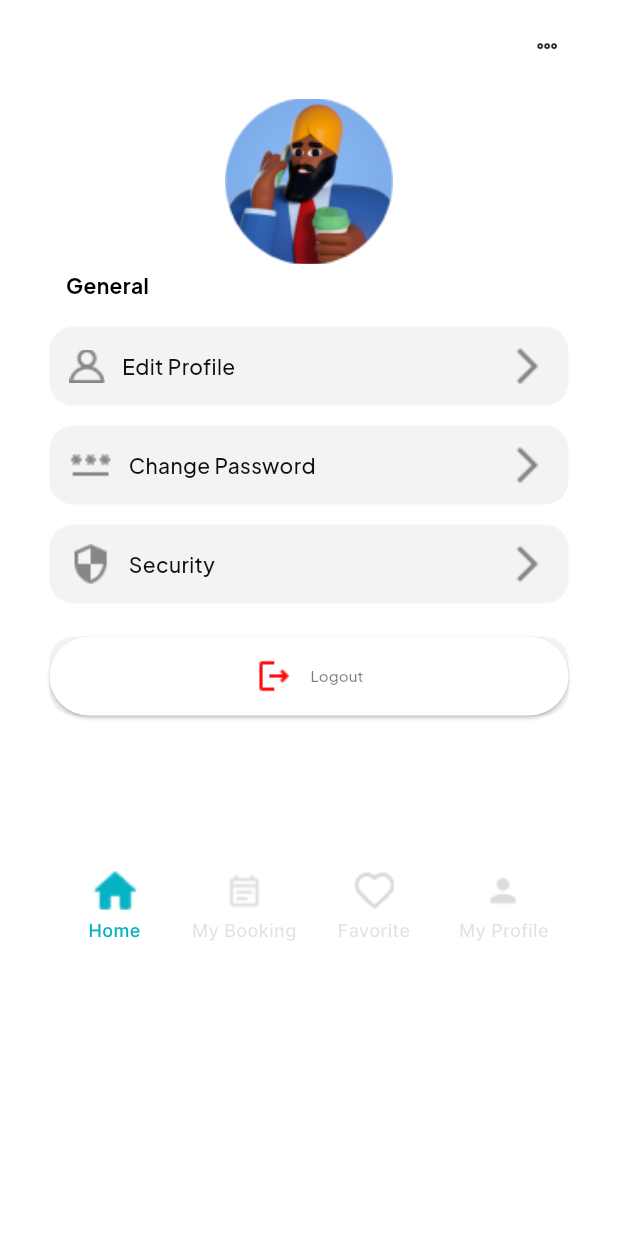
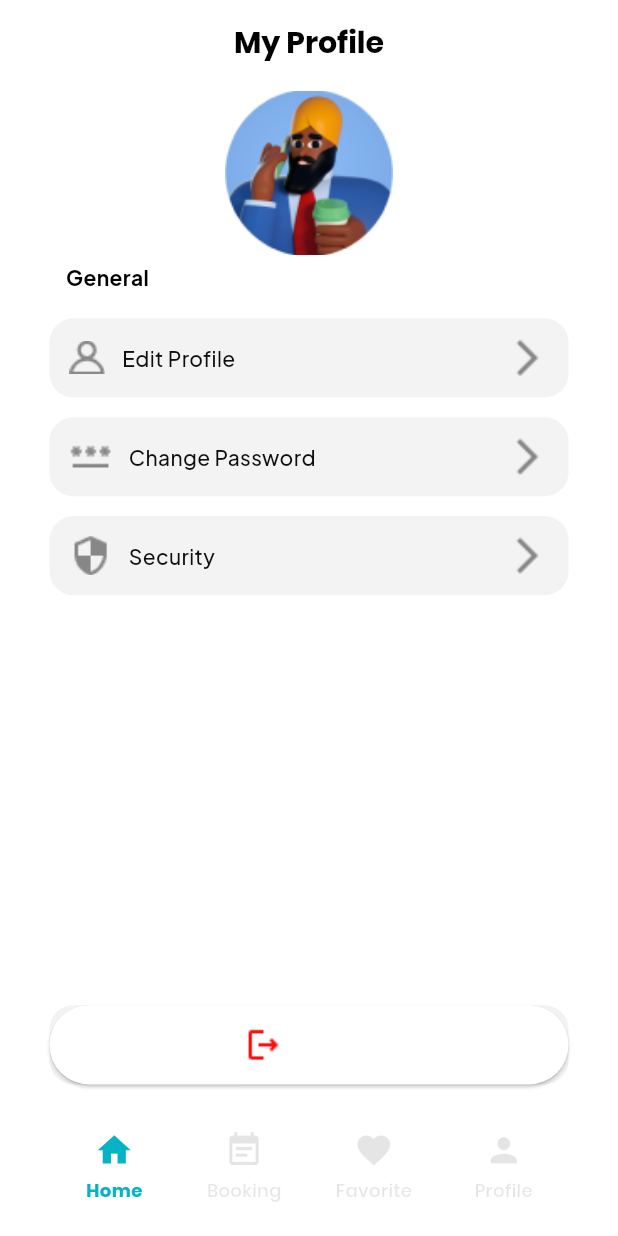
Before and after one commit to CoderGaming-1/hotelsbooking, a Flutter app: the MyprofilePage screen opened by its route, on a phone screen of 412 x 824 dp. Run offline on Flutter 3.47's test engine with Material 3 defaults, Android fonts, the light colour scheme and no system bars; our stand-ins replace bloc, cached_network_image, connectivity_plus, equatable, flutter_bloc, flutter_rating_bar and 2 more; missing offline and left inert: responsive_grid_list; accounts and stored records are empty.

Commit message:
update UI

```diff
--- a/lib/presentation/checkout_screen/checkout_screen.dart
+++ b/lib/presentation/checkout_screen/checkout_screen.dart
@@ -179,8 +179,8 @@ class CheckoutScreen extends StatelessWidget {
     return Container(
       width: double.maxFinite,
       padding: EdgeInsets.symmetric(
-        horizontal: 4.h,
-        vertical: 6.h,
+        horizontal: 10.h,
+        vertical: 10.h,
       ),
       decoration: BoxDecoration(
         borderRadius: BorderRadiusStyle.roundedBorder20,
--- a/lib/presentation/editprofile_screen/editprofile_screen.dart
+++ b/lib/presentation/editprofile_screen/editprofile_screen.dart
@@ -63,7 +63,7 @@ class EditprofileScreen extends StatelessWidget {
                   Spacer(),
                   CustomElevatedButton(
                     height: 48.h,
-                    text: "Save Changes".tr,
+                    text: "Save_Changes".tr,
                     margin: EdgeInsets.only(
                       left: 16.h,
                       right: 22.h,
@@ -72,7 +72,7 @@ class EditprofileScreen extends StatelessWidget {
                     buttonTextStyle:
                         CustomTextStyles.titleMediumPrimaryContainer,
                   ),
-                  SizedBox(height: 40.h)
+                  //SizedBox(height: 40.h)
                 ],
               ),
             ),
--- a/lib/presentation/favorite_screen/favorite_screen.dart
+++ b/lib/presentation/favorite_screen/favorite_screen.dart
@@ -46,7 +46,7 @@ class FavoriteScreen extends StatelessWidget {
           title: Text(
             'My Favorite',
             style: TextStyle(
-                fontSize: 16,
+                fontSize: 20,
                 fontFamily: 'Poppins',
                 fontWeight: FontWeight.bold),
           ),
@@ -64,8 +64,6 @@ class FavoriteScreen extends StatelessWidget {
           width: double.maxFinite,
           padding: EdgeInsets.only(
             left: 14.h,
-            top: 56.h,
-           // top: 12.h,
             right: 14.h,
           ),
           child: Column(
--- a/lib/presentation/myprofile_page/myprofile_page.dart
+++ b/lib/presentation/myprofile_page/myprofile_page.dart
@@ -39,7 +39,17 @@ class MyprofilePage extends StatelessWidget {
         return SafeArea(
           child: Scaffold(
             backgroundColor: appTheme.whiteA700,
-            appBar: _buildTopNavigation(context),
+            appBar: AppBar(
+              automaticallyImplyLeading: false,
+              title: Text(
+                'My Profile',
+                style: TextStyle(
+                    fontSize: 20,
+                    fontFamily: 'Poppins',
+                    fontWeight: FontWeight.bold),
+              ),
+              centerTitle: true,
+            ),
             body: Container(
               width: double.maxFinite,
               padding: EdgeInsets.only(
@@ -72,7 +82,7 @@ class MyprofilePage extends StatelessWidget {
                   _buildChangePasswordSection(context),
                   SizedBox(height: 12.h),
                   _buildSecuritySection(context),
-                  SizedBox(height: 20.h),
+                  Expanded(child: SizedBox()),
                   CustomElevatedButton(
                     text: "lbl_logout".tr,
                     leftIcon: Container(
@@ -85,7 +95,7 @@ class MyprofilePage extends StatelessWidget {
                       ),
                     ),
                   ),
-                  SizedBox(height: 72.h),
+                  SizedBox(height: 12.h),
                   _buildBottomNavigation(context)
                 ],
               ),
--- a/lib/theme/custom_text_style.dart
+++ b/lib/theme/custom_text_style.dart
@@ -217,6 +217,7 @@ class CustomTextStyles {
       theme.textTheme.labelMedium!.plusJakartaSans.copyWith(
         color: appTheme.amberA200,
         fontWeight: FontWeight.w700,
+        fontSize: 10.h
       );
 
   static TextStyle get labelMediumPlusJakartaSansBlack900Bold =>
--- a/lib/theme/theme_helper.dart
+++ b/lib/theme/theme_helper.dart
@@ -127,9 +127,10 @@ class LightCodeColors {
 
 /// Define your custom color scheme here.
 class MyColorSchemes {
-  static const ColorScheme lightCodeColorScheme = ColorScheme(
+  static final LightCodeColors lightCodeColors = LightCodeColors();
+  static ColorScheme lightCodeColorScheme = ColorScheme(
     brightness: Brightness.light,
-    primary: Colors.blue,
+    primary: lightCodeColors.primary,
     onPrimary: Colors.white,
     secondary: Colors.green,
     onSecondary: Colors.white,
--- a/lib/widgets/app_bar/appbar_leading_iconbutton.dart
+++ b/lib/widgets/app_bar/appbar_leading_iconbutton.dart
@@ -32,9 +32,7 @@ class AppbarLeadingIconbutton extends StatelessWidget {
           width: width ?? 40.h,
           padding: EdgeInsets.all(8.h),
           decoration: IconButtonStyleHelper.none,
-          child: CustomImageView(
-            imagePath: ImageConstant.imgArrowLeft,
-          ),
+          child:Icon(Icons.arrow_back_ios_new, color: Colors.black,),
         ),
       ),
     );
--- a/lib/widgets/custom_bottom_bar.dart
+++ b/lib/widgets/custom_bottom_bar.dart
@@ -15,29 +15,29 @@ class CustomBottomBar extends StatefulWidget {
 
 // ignore_for_file: must_be_immutable
 class CustomBottomBarState extends State<CustomBottomBar> {
-  int selectedIndex = 0;
+  static int selectedIndex = 0;
   List<BottomMenuModel> bottomMenuList = [
     BottomMenuModel(
-      icon: ImageConstant.imgNavHome,
-      activeIcon: ImageConstant.imgNavHome,
+      icon: Icons.home,
+      activeIcon: Icons.home,
       title: "lbl_home".tr,
       type: BottomBarEnum.Home,
     ),
     BottomMenuModel(
-      icon: ImageConstant.imgNavMyBooking,
-      activeIcon: ImageConstant.imgNavMyBooking,
+      icon: Icons.event_note,
+      activeIcon: Icons.event_note,
       title: "lbl_my_booking".tr,
       type: BottomBarEnum.Mybooking,
     ),
     BottomMenuModel(
-      icon: ImageConstant.imgNavFavorite,
-      activeIcon: ImageConstant.imgNavFavorite,
+      icon: Icons.favorite,
+      activeIcon: Icons.favorite,
       title: "lbl_favorite".tr,
       type: BottomBarEnum.Favorite,
     ),
     BottomMenuModel(
-      icon: ImageConstant.imgNavMyProfile,
-      activeIcon: ImageConstant.imgNavMyProfile,
+      icon: Icons.person,
+      activeIcon: Icons.person,
       title: "lbl_my_profile".tr,
       type: BottomBarEnum.Myprofile,
     )
@@ -46,7 +46,11 @@ class CustomBottomBarState extends State<CustomBottomBar> {
   @override
   Widget build(BuildContext context) {
     return Container(
-      height: 88.h,
+      height: 80.h,
+      padding: EdgeInsets.only(
+        bottom: 16.h,
+        top: 12.h,
+      ),
       decoration: BoxDecoration(
         color: Color(0XFFFFFFFF),
       ),
@@ -59,42 +63,45 @@ class CustomBottomBarState extends State<CustomBottomBar> {
         currentIndex: selectedIndex,
         type: BottomNavigationBarType.fixed,
         items: List.generate(bottomMenuList.length, (index) {
+          bool isSelected ;// Kiểm tra nếu mục đang được chọn
+          if(index == selectedIndex) {
+            isSelected = true;
+          } else isSelected = false;
             return BottomNavigationBarItem(
               icon: Column(
                 mainAxisSize: MainAxisSize.min,
                 crossAxisAlignment: CrossAxisAlignment.center,
                 children: [
-                CustomImageView(
-                  imagePath: bottomMenuList[index].icon,
-                  height: 24.h,
-                  width: 24.h,
-                  color: Color(0XFF252831),
+                  Icon(
+                    bottomMenuList[index].icon,
+                    size: 24.h,
+                    color: isSelected ? Color(0XFF06B3C4) : Colors.black.withOpacity(0.1), // Đổi màu khi được chọn
                   ),
                   SizedBox(height: 4.h),
                   Text(
                     bottomMenuList[index].title ?? "",
-                  style: theme.textTheme.labelLarge!.copyWith(
-                    color: Color(0X24252831),
+                    style: TextStyle( fontSize: 12, fontFamily: 'Poppins',
+                      color: isSelected ? Color(0XFF06B3C4
+                          ) : Colors.black.withOpacity(0.1), // Đổi màu khi được chọn
                   ),
                 )
               ],
             ),
             activeIcon: SizedBox(
-              width: 34.h,
+              width: 62.h,
               child: Column(
                 mainAxisSize: MainAxisSize.min,
                 crossAxisAlignment: CrossAxisAlignment.center,
                 children: [
-                  CustomImageView(
-                    imagePath: bottomMenuList[index].activeIcon,
-                    height: 24.h,
-                    width: double.maxFinite,
+                  Icon(
+                    bottomMenuList[index].activeIcon,
+                    size: 24.h,
                     color: Color(0XFF06B3C4),
                   ),
                   SizedBox(height: 4.h),
                   Text(
                     bottomMenuList[index].title ?? "",
-                    style: CustomTextStyles.labelLargeCyan600.copyWith(
+                    style: TextStyle( fontSize: 12, fontFamily: 'Poppins', fontWeight: FontWeight.w700,
                       color: Color(0XFF06B3C4),
                     ),
                   )
@@ -105,9 +112,10 @@ class CustomBottomBarState extends State<CustomBottomBar> {
           );
         }),
         onTap: (index) {
-          selectedIndex = index;
+          setState(() {
+            selectedIndex = index; // Cập nhật selectedIndex khi nhấn vào
+          });
           widget.onChanged?.call(bottomMenuList[index].type);
-          setState(() {});
         },
       ),
     );
@@ -122,8 +130,8 @@ class BottomMenuModel {
         this.title,
         required this.type});
 
-  String icon;
-  String activeIcon;
+  IconData icon;
+  IconData activeIcon;
   String? title;
   BottomBarEnum type;
 }
--- a/lib/widgets/custom_elevated_button.dart
+++ b/lib/widgets/custom_elevated_button.dart
@@ -60,7 +60,7 @@ class CustomElevatedButton extends BaseButton {
               Text(
                 text,
                 style:
-                    buttonTextStyle ?? CustomTextStyles.labelMediumBlack90001,
+                    TextStyle(color: Colors.white, fontSize: 14, fontFamily: 'Plus Jakarta Sans', fontWeight: FontWeight.w700),
               ),
               rightIcon ?? const SizedBox.shrink()
             ],
```
Also changed, not shown: lib/localization/en_us/en_us_translations.dart (+4 -3 lines), lib/presentation/detail_screen/detail_screen.dart (+7 -3 lines), lib/presentation/favorite_screen/widgets/favoritegrid_item_widget.dart (+5 -14 lines), lib/presentation/from_details_screen/from_details_screen.dart (+5 -3 lines), lib/presentation/home_one_screen/home_one_initial_page.dart (+199 -197 lines), lib/widgets/app_bar/appbar_trailing_iconbutton.dart (+3 -5 lines), lib/widgets/custom_navigation_bar.dart (added). Lines whose indentation alone changed are shown as unchanged.
